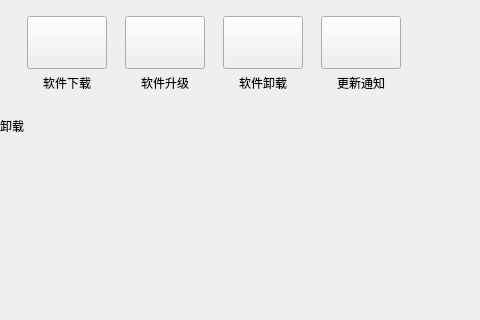
Above: MPCVer2.0.0/src/Application/mainwindow.ui from SiteView/MPC-QT before the change; both pictures show x 0 to 480 and y 0 to 320 of the 920 by 680 pixel window. Below: the same form after it.
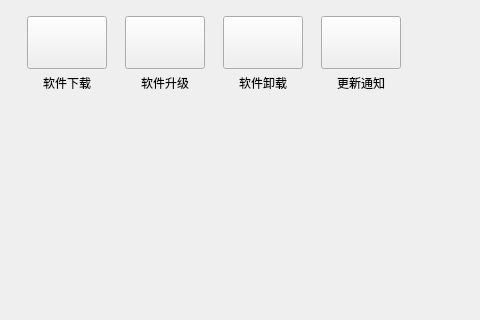
That is the form after the change. The open tabs and pages were chosen to show the change.

The edit to the form file:
```diff
--- a/MPCVer2.0.0/src/Application/mainwindow.ui
+++ b/MPCVer2.0.0/src/Application/mainwindow.ui
@@ -476,7 +476,7 @@
         </rect>
        </property>
        <property name="text">
-        <string>卸载</string>
+        <string/>
        </property>
       </widget>
       <widget class="QLineEdit" name="lineEdit">
```
Left out of the diff: 6 changed lines with no effect on the pictures.
